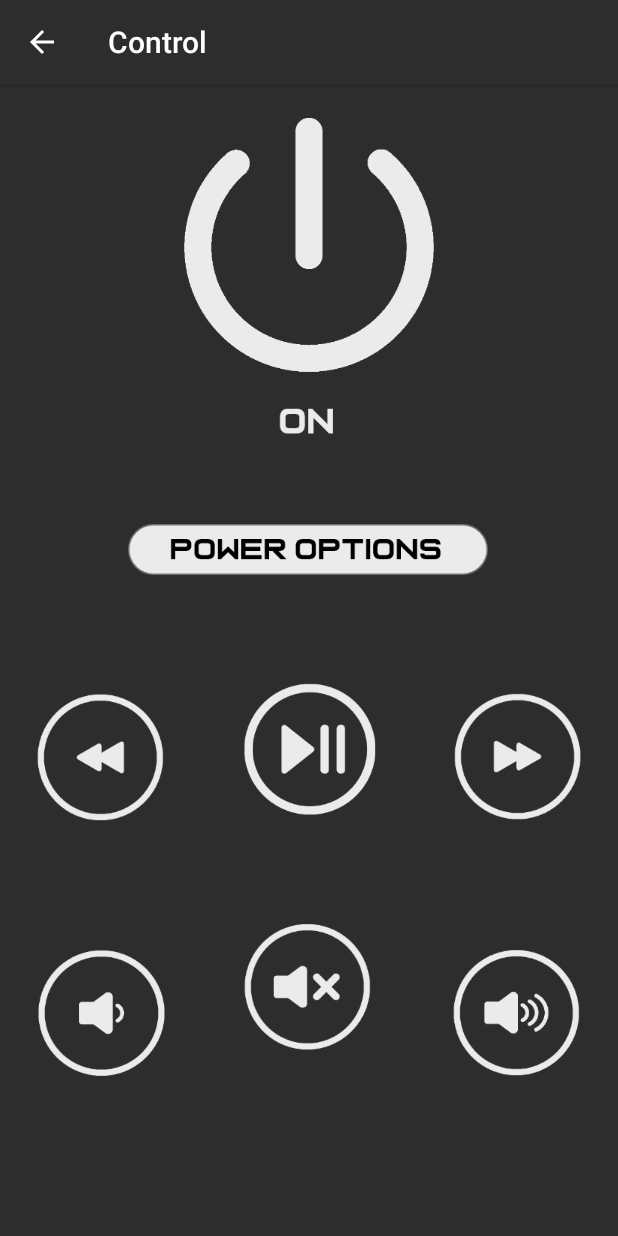
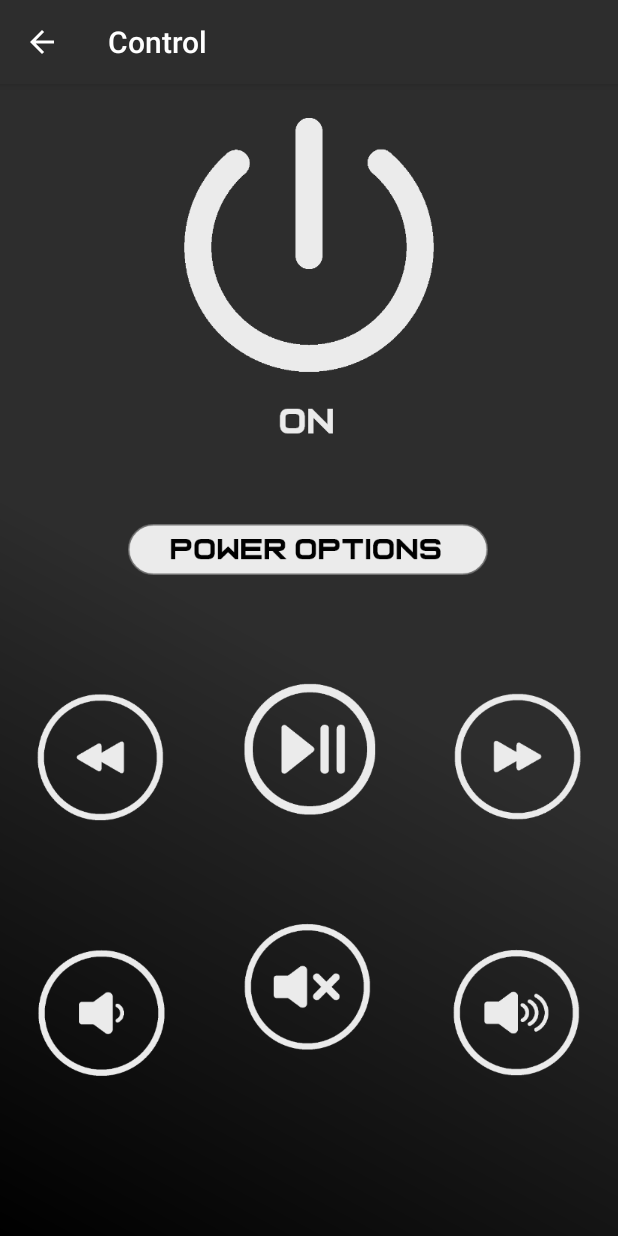
Before and after one commit to OfekHarel/Orion-Conneection-App, an Android app: the screen it shows after launch (ControlActivity), after a tap on an icon or button, on a phone screen of 412 x 824 dp. Run offline under Robolectric (Android 15) with nearby library versions, the phone set to English and light mode, and no system bars.

Commit message:
gui progress
Signed-off-by: Ofek Harel <ofekizh@gmail.com>

```diff
--- a/App/app/src/main/java/com/app/MainActivity.java
+++ b/App/app/src/main/java/com/app/MainActivity.java
@@ -20,7 +20,6 @@ public class MainActivity extends AppCompatActivity implements BaseActive {
     protected void onCreate(Bundle savedInstanceState) {
         super.onCreate(savedInstanceState);
         setContentView(R.layout.activity_main);
-        overridePendingTransition(R.anim.slide_in_left, R.anim.slide_out_right);
 
         controlBtn = findViewById(R.id.control_btn);
         controlBtn.setOnClickListener(v -> activitiesSwitcher(Activities.CONTROL));
--- a/App/app/src/main/res/layout/activity_control.xml
+++ b/App/app/src/main/res/layout/activity_control.xml
@@ -4,7 +4,7 @@
     xmlns:tools="http://schemas.android.com/tools"
     android:layout_width="match_parent"
     android:layout_height="match_parent"
-    android:background="@color/app_grey"
+    android:background="@drawable/home_bg"
     tools:context=".ControlActivity">
 
     <androidx.constraintlayout.widget.Guideline
--- a/App/app/src/main/res/layout/activity_info.xml
+++ b/App/app/src/main/res/layout/activity_info.xml
@@ -4,7 +4,7 @@
     xmlns:tools="http://schemas.android.com/tools"
     android:layout_width="match_parent"
     android:layout_height="match_parent"
-    android:background="@color/app_grey"
+    android:background="@drawable/home_bg"
     tools:context=".InfoActivity">
 
     <androidx.constraintlayout.widget.Guideline
--- a/App/app/src/main/res/layout/activity_other_power_options.xml
+++ b/App/app/src/main/res/layout/activity_other_power_options.xml
@@ -4,7 +4,7 @@
     xmlns:tools="http://schemas.android.com/tools"
     android:layout_width="match_parent"
     android:layout_height="match_parent"
-    android:background="@color/app_grey"
+    android:background="@drawable/home_bg"
     tools:context=".OtherPowerOptionsActivity">
 
     <androidx.constraintlayout.widget.Guideline
--- a/App/app/src/main/res/layout/activity_pc_info.xml
+++ b/App/app/src/main/res/layout/activity_pc_info.xml
@@ -4,7 +4,7 @@
     xmlns:tools="http://schemas.android.com/tools"
     android:layout_width="match_parent"
     android:layout_height="match_parent"
-    android:background="@color/app_grey"
+    android:background="@drawable/home_bg"
     tools:context=".PcInfoActivity">
 
     <androidx.constraintlayout.widget.Guideline
--- a/App/app/src/main/res/layout/activity_routines.xml
+++ b/App/app/src/main/res/layout/activity_routines.xml
@@ -4,7 +4,7 @@
     xmlns:tools="http://schemas.android.com/tools"
     android:layout_width="match_parent"
     android:layout_height="match_parent"
-    android:background="@color/app_grey"
+    android:background="@drawable/home_bg"
     tools:context=".RoutinesActivity">
 
     <androidx.constraintlayout.widget.Guideline
```
Also changed, not shown: 3 other files.
